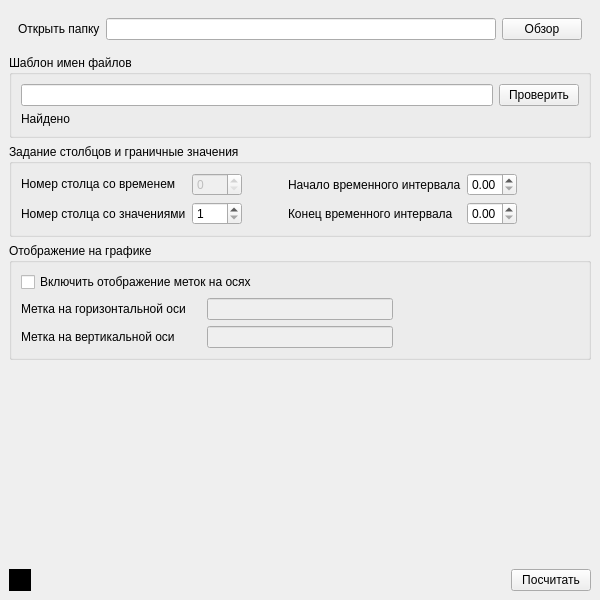
The window that ui/settings.ui (tzorake/am-project) describes before a commit, drawn with Qt 5.
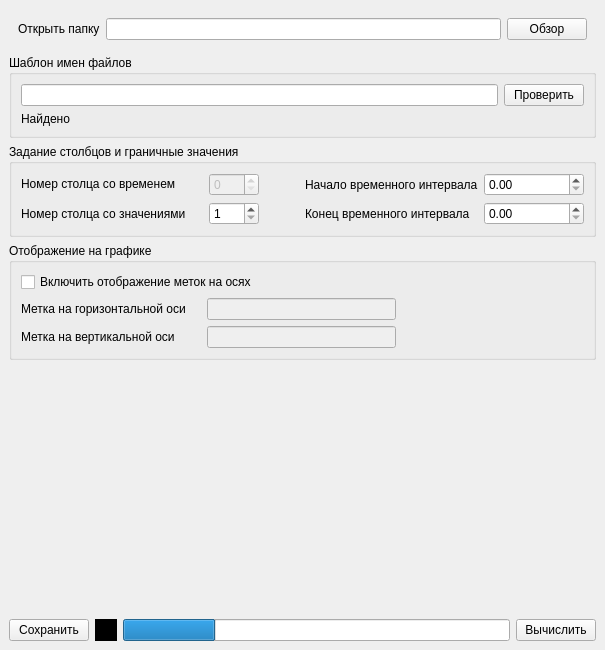
The same window after the commit.

```diff
--- a/ui/settings.ui
+++ b/ui/settings.ui
@@ -6,8 +6,8 @@
    <rect>
     <x>0</x>
     <y>0</y>
-    <width>600</width>
-    <height>600</height>
+    <width>605</width>
+    <height>650</height>
    </rect>
   </property>
   <property name="windowTitle">
@@ -240,16 +240,19 @@
                     <widget class="QDoubleSpinBox" name="doubleSpinBox">
                      <property name="minimumSize">
                       <size>
-                       <width>50</width>
+                       <width>100</width>
                        <height>0</height>
                       </size>
                      </property>
                      <property name="maximumSize">
                       <size>
-                       <width>50</width>
+                       <width>100</width>
                        <height>16777215</height>
                       </size>
                      </property>
+                     <property name="maximum">
+                      <double>100.000000000000000</double>
+                     </property>
                     </widget>
                    </item>
                   </layout>
@@ -267,35 +270,25 @@
                     <widget class="QDoubleSpinBox" name="doubleSpinBox_2">
                      <property name="minimumSize">
                       <size>
-                       <width>50</width>
+                       <width>100</width>
                        <height>0</height>
                       </size>
                      </property>
                      <property name="maximumSize">
                       <size>
-                       <width>50</width>
+                       <width>100</width>
                        <height>16777215</height>
                       </size>
                      </property>
+                     <property name="maximum">
+                      <double>100.000000000000000</double>
+                     </property>
                     </widget>
                    </item>
                   </layout>
                  </item>
                 </layout>
                </item>
-               <item>
-                <spacer name="horizontalSpacer_2">
-                 <property name="orientation">
-                  <enum>Qt::Horizontal</enum>
-                 </property>
-                 <property name="sizeHint" stdset="0">
-                  <size>
-                   <width>40</width>
-                   <height>20</height>
-                  </size>
-                 </property>
-                </spacer>
-               </item>
               </layout>
              </item>
             </layout>
@@ -425,7 +418,14 @@
             <item>
              <layout class="QHBoxLayout" name="horizontalLayout_13">
               <item>
-               <widget class="QWidget" name="widget" native="true">
+               <widget class="QPushButton" name="saveButton">
+                <property name="text">
+                 <string>Сохранить</string>
+                </property>
+               </widget>
+              </item>
+              <item>
+               <widget class="QWidget" name="status" native="true">
                 <property name="minimumSize">
                  <size>
                   <width>22</width>
@@ -443,32 +443,32 @@
                 </property>
                </widget>
               </item>
+             </layout>
+            </item>
+            <item>
+             <layout class="QHBoxLayout" name="horizontalLayout_6">
               <item>
-               <widget class="QLabel" name="label_8">
-                <property name="text">
-                 <string/>
+               <widget class="QProgressBar" name="progressBar">
+                <property name="value">
+                 <number>24</number>
+                </property>
+                <property name="textVisible">
+                 <bool>false</bool>
+                </property>
+                <property name="invertedAppearance">
+                 <bool>false</bool>
+                </property>
+                <property name="format">
+                 <string>%p%</string>
                 </property>
                </widget>
               </item>
              </layout>
             </item>
-            <item>
-             <spacer name="horizontalSpacer_5">
-              <property name="orientation">
-               <enum>Qt::Horizontal</enum>
-              </property>
-              <property name="sizeHint" stdset="0">
-               <size>
-                <width>40</width>
-                <height>20</height>
-               </size>
-              </property>
-             </spacer>
-            </item>
             <item>
              <widget class="QPushButton" name="pushButton_2">
               <property name="text">
-               <string>Посчитать</string>
+               <string>Вычислить</string>
               </property>
              </widget>
             </item>
```
Left out of the diff: 22 changed lines with no effect on the pictures.
